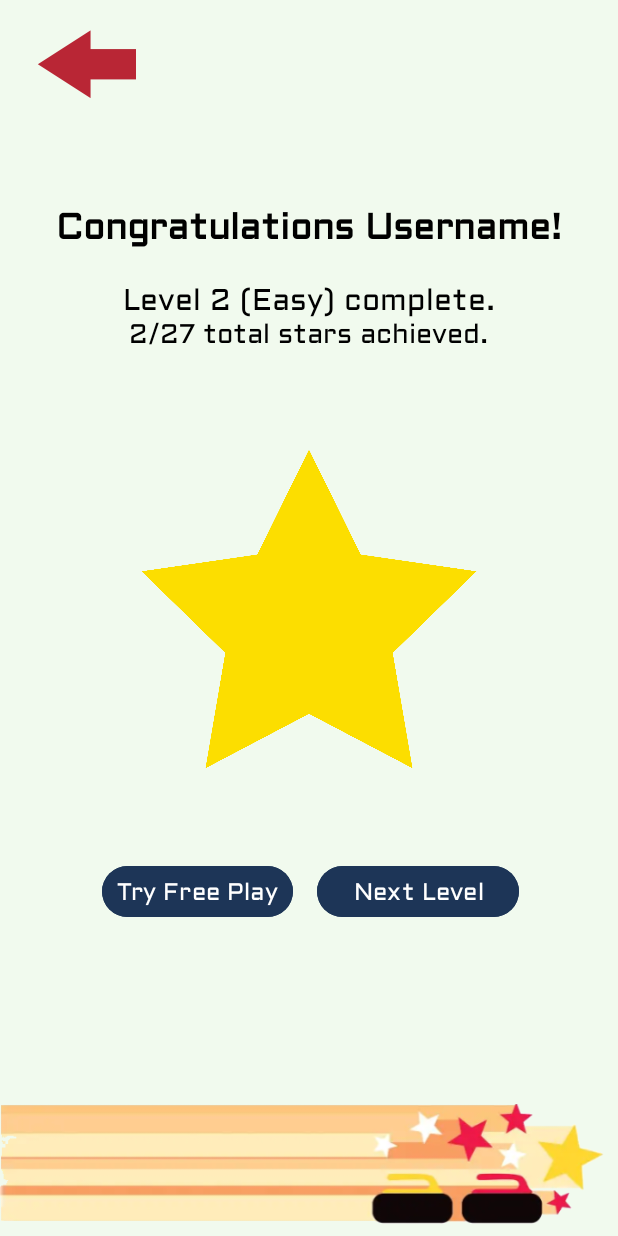
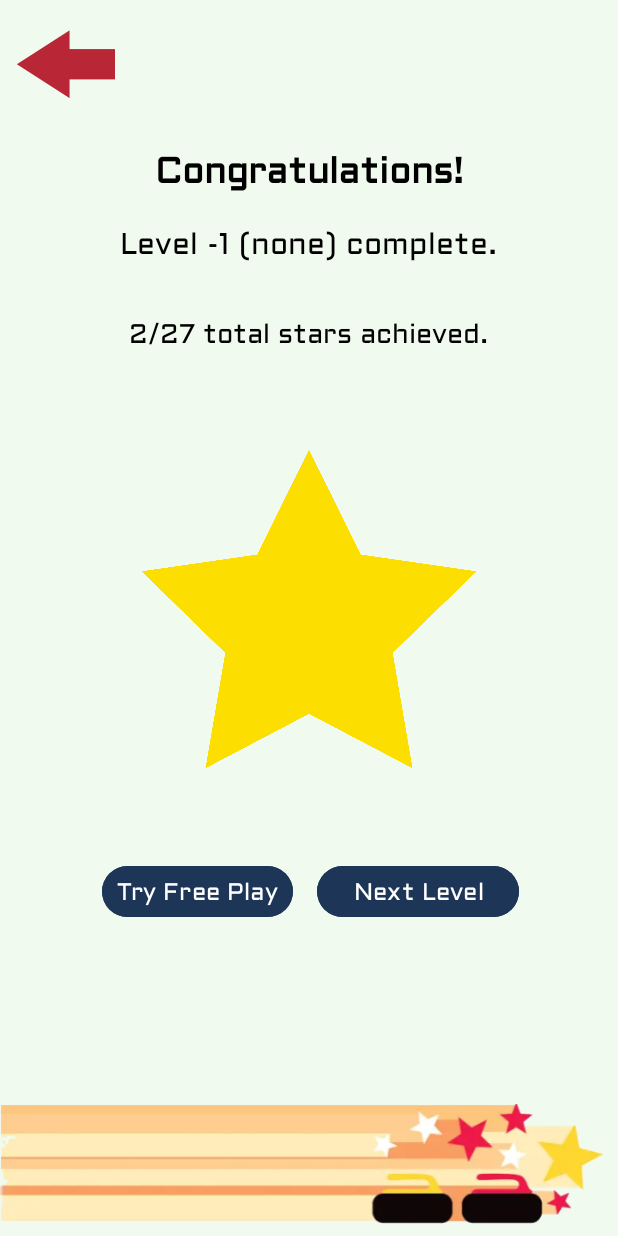
Before and after one commit to JamieStewart4/CS2063-project, an Android app: the PuzzleComplete screen opened directly, with no data from a screen before it, on a phone screen of 412 x 824 dp. Run offline under Robolectric (Android 15) with nearby library versions, the phone set to English and light mode, and no system bars.

Commit message:
Circle win area, tidying and level 2

```diff
--- a/app/src/main/java/com/example/curlingclubchampions/PuzzleComplete.kt
+++ b/app/src/main/java/com/example/curlingclubchampions/PuzzleComplete.kt
@@ -1,20 +1,30 @@
 package com.example.curlingclubchampions
 
+import android.annotation.SuppressLint
 import android.content.Intent
 import android.os.Bundle
 import android.widget.Button
+import android.widget.ImageButton
+import android.widget.TextView
 import androidx.appcompat.app.AppCompatActivity
 
 class PuzzleComplete: AppCompatActivity() {
+
+    private var puzzleID = 0
+
+    @SuppressLint("SetTextI18n")
     override fun onCreate(savedInstanceState: Bundle?) {
         super.onCreate(savedInstanceState)
         setContentView(R.layout.puzzle_complete_screen)
+
+        puzzleID = intent.getIntExtra("PUZZLE_ID", -1)
 
         // Next Level button destroys current activity and goes back into puzzle for sake of demo
         val nextLevelButton = findViewById<Button>(R.id.nextLevelButton)
         nextLevelButton.setOnClickListener {
             val intent = Intent(this@PuzzleComplete, PuzzleMode::class.java)
             finish()
+            intent.putExtra("PUZZLE_ID", puzzleID + 1)
             startActivity(intent)
         }
 
@@ -26,9 +36,21 @@ class PuzzleComplete: AppCompatActivity() {
         }
 
         // Back button (goes back to select mode screen for demo)
-        val backButton = findViewById<Button>(R.id.back_button)
+        val backButton = findViewById<ImageButton>(R.id.back_button)
         backButton.setOnClickListener {
             finish()
         }
+
+        var difficulty = "none"
+        if (puzzleID in 1..6) {
+            difficulty = "Easy"
+        } else if (puzzleID in 7..12) {
+            difficulty = "Medium"
+        } else if (puzzleID in 13..18) {
+            difficulty = "Hard"
+        }
+
+        val congratsLevelTextView = findViewById<TextView>(R.id.congratulations_info)
+        congratsLevelTextView.text = "Level $puzzleID ($difficulty) complete."
     }
 }
--- a/app/src/main/java/com/example/curlingclubchampions/PuzzleSelect.kt
+++ b/app/src/main/java/com/example/curlingclubchampions/PuzzleSelect.kt
@@ -3,6 +3,7 @@ package com.example.curlingclubchampions
 import android.os.Bundle
 import android.view.View
 import android.widget.Button
+import android.widget.ImageButton
 import android.widget.LinearLayout
 import androidx.appcompat.app.AppCompatActivity
 import androidx.viewpager2.widget.ViewPager2
@@ -35,7 +36,7 @@ class PuzzleSelect : AppCompatActivity() {
         updateDots(0, dots)
 
         // Back button functionality
-        val backButton = findViewById<Button>(R.id.back_button)
+        val backButton = findViewById<ImageButton>(R.id.back_button)
         backButton.setOnClickListener {
             finish()
         }
--- a/app/src/main/res/layout/puzzle_complete_screen.xml
+++ b/app/src/main/res/layout/puzzle_complete_screen.xml
@@ -7,17 +7,17 @@
     android:orientation="vertical"
     android:padding="0dp">
 
-    <!-- Title TextView -->
-
-    <Button
+    <ImageButton
         android:id="@+id/back_button"
         android:layout_width="wrap_content"
         android:layout_height="wrap_content"
         android:background="@color/transparent"
+        android:src="@drawable/red_back_arrow"
         android:layout_alignParentStart="true"
-        android:drawableTop="@drawable/red_back_arrow">
+        android:layout_marginTop="10dp"
+        android:layout_marginStart="10dp">
 
-    </Button>
+    </ImageButton>
 
     <TextView
         android:id="@+id/congratulationsText"
@@ -33,7 +33,6 @@
         android:textSize="24sp"
         android:textStyle="bold" />
 
-    <!-- Sub TextView -->
     <TextView
         android:id="@+id/congratulations_info"
         android:layout_width="wrap_content"
@@ -46,10 +45,6 @@
         android:typeface="monospace"
         android:textColor="@color/black"
         android:textSize="20sp" />
-
-    <!-- Star Image (can be replaced with a drawable) -->
-
-    <!-- Star Progress TextView -->
 
     <ImageView
         android:id="@+id/star_large"
@@ -72,8 +67,6 @@
         android:textColor="@color/black"
         android:textSize="18sp" />
 
-    <!-- Buttons Layout -->
-
     <LinearLayout
         style="?android:attr/buttonBarStyle"
         android:id="@+id/congratulations_buttons"
@@ -84,10 +77,6 @@
         android:layout_below="@id/star_large"
         android:padding="50dp"
         android:orientation="horizontal">
-
-        <!-- Try in Free Play Button -->
-
-        <!-- Next Level Button without the arrow -->
 
         <Button
             android:id="@+id/puzzleCreatorButton"
--- a/app/src/main/res/layout/puzzle_select.xml
+++ b/app/src/main/res/layout/puzzle_select.xml
@@ -8,13 +8,12 @@
     android:background="@color/background"
     android:padding="16dp">
 
-    <Button
+    <ImageButton
         android:id="@+id/back_button"
         android:layout_width="wrap_content"
         android:layout_height="wrap_content"
         android:background="@color/transparent"
-        android:drawableTop="@drawable/red_back_arrow"
-        android:layout_gravity="start" />
+        android:src="@drawable/red_back_arrow" />
 
     <TextView
         android:id="@+id/puzzle_select_title"
--- a/app/src/main/res/values/strings.xml
+++ b/app/src/main/res/values/strings.xml
@@ -5,8 +5,8 @@
     <string name="free_play_button">Free Play</string>
     <string name="select_mode_title">Select Mode</string>
     <string name="puzzle_select_title">Select Puzzle</string>
-    <string name="congratulations_text">Congratulations Username!</string>
-    <string name="congratulations_info">Level 2 (Easy) complete.</string>
+    <string name="congratulations_text">Congratulations!</string>
+    <string name="congratulations_info">Level complete.</string>
     <string name="star_progress">2/27 total stars achieved.</string>
     <string name="try_in_free_play">Try Free Play</string>
     <string name="next_level">Next Level</string>
```
Also changed, not shown: app/src/main/java/com/example/curlingclubchampions/PuzzleMode.kt (+50 -20 lines), app/src/main/java/com/example/curlingclubchampions/Rock/Circle.kt (added, +26 -0 lines), app/src/main/java/com/example/curlingclubchampions/Rock/RockReader.kt (+15 -7 lines), app/src/main/res/layout/puzzle_mode.xml (+10 -0 lines), app/src/main/res/raw/level_1.json (+9 -9 lines), app/src/main/res/raw/level_19.json (deleted, +0 -42 lines), app/src/main/res/raw/level_2.json (added, +37 -0 lines).
